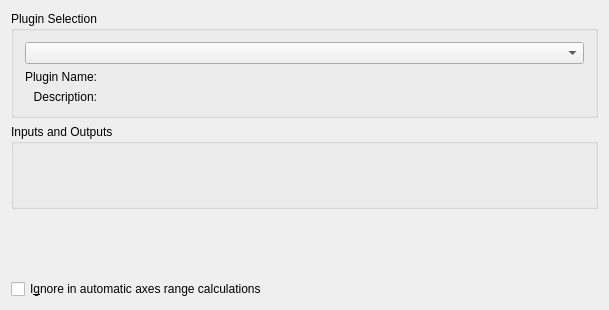
First picture: the form in src/libkstapp/filterfittab.ui, repository Kst-plot/kst, before the edit.
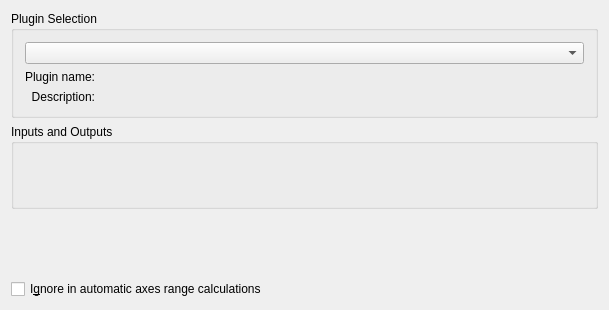
Second picture: the form after the edit. Custom widgets are drawn as their Qt base class.

Patch:
```diff
--- a/src/libkstapp/filterfittab.ui
+++ b/src/libkstapp/filterfittab.ui
@@ -42,7 +42,7 @@
          </sizepolicy>
         </property>
         <property name="text">
-         <string>Plugin Name:</string>
+         <string>Plugin name:</string>
         </property>
         <property name="alignment">
          <set>Qt::AlignRight|Qt::AlignTrailing|Qt::AlignVCenter</set>
```
